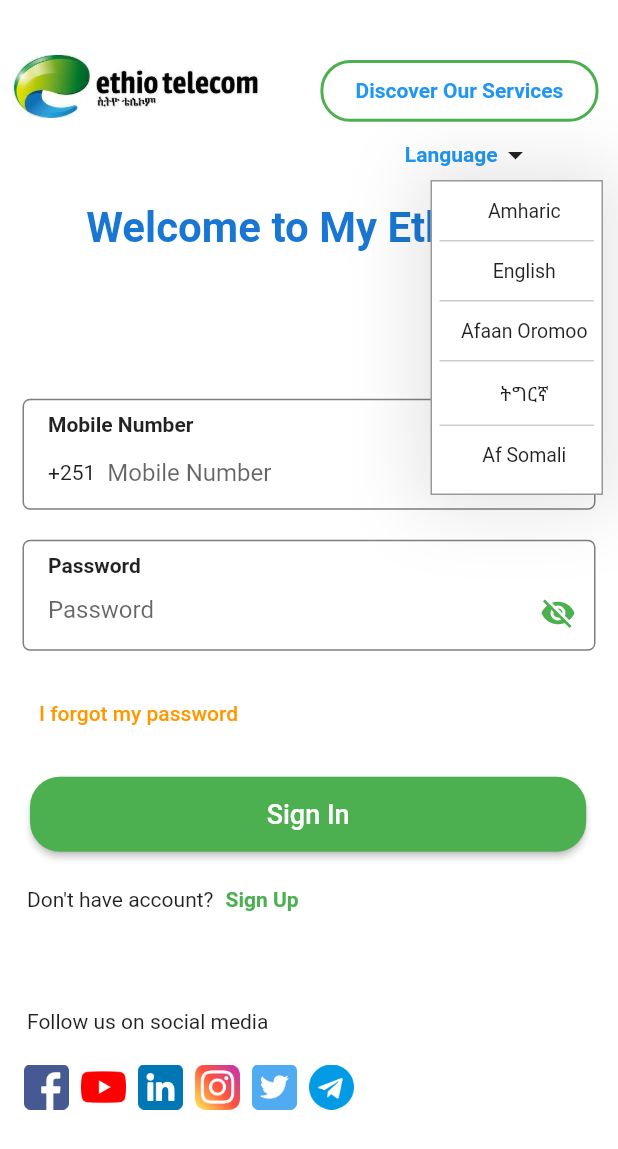
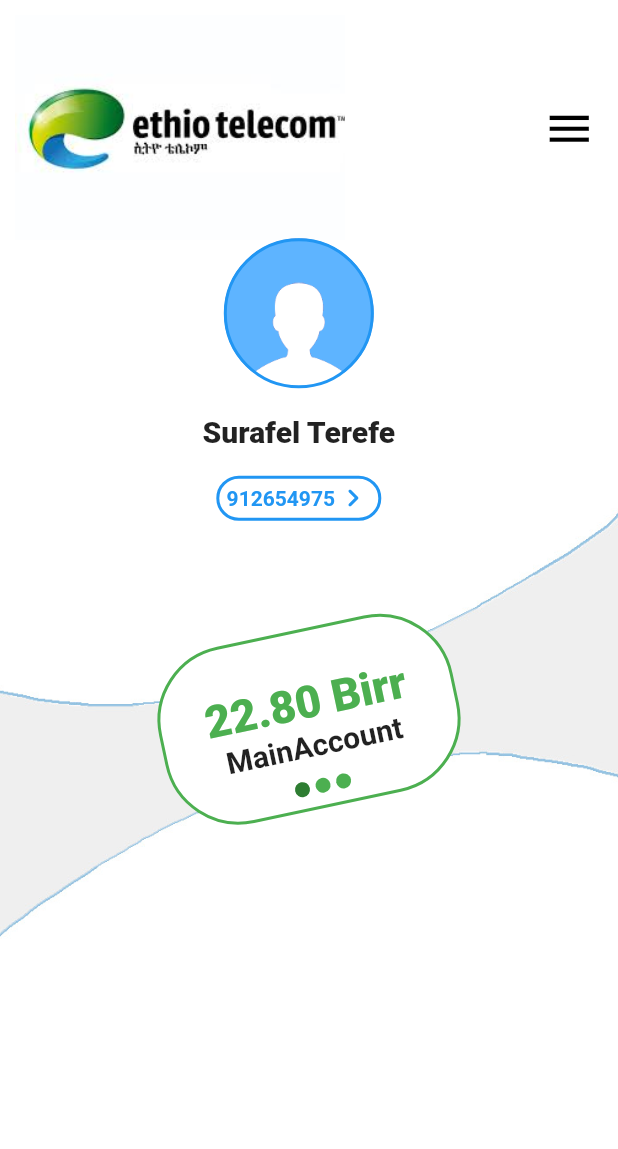
Before and after one commit to TrojanSystem/my_ethiotel_app, a Flutter app: the LoginPage screen opened directly, after a tap on "Language", after a tap on "Sign In", on a phone screen of 412 x 824 dp. Shown: the top 1149 px of the screen. Run offline on Flutter 3.47's test engine with Material 2 defaults, Android fonts, the phone set to English and light mode, and no system bars; drawn by our look-alikes of flutter_image_slideshow; our stand-ins replace carousel_slider.

Commit message:
My Ethiotel App Clone

```diff
--- a/lib/main.dart
+++ b/lib/main.dart
@@ -1,6 +1,7 @@
 import 'package:flutter/material.dart';
 
 import 'package:my_ethiotel_app/screen/splash_screen.dart';
+import 'package:my_ethiotel_app/widget_tester.dart';
 
 
 void main() {
@@ -19,7 +20,7 @@ class MyEthiotelApp extends StatelessWidget {
 
         primarySwatch: Colors.blue,
       ),
-      home:   SplashScreen(),
+      home:SplashScreen(),
       debugShowCheckedModeBanner: false,
     );
   }
--- /dev/null
+++ b/lib/screen/home_page_screen.dart
@@ -0,0 +1,37 @@
+import 'package:flutter/material.dart';
+import 'package:my_ethiotel_app/widgets/body_sim_data_slide.dart';
+
+import '../widgets/splash_screen_widgets.dart';
+
+class HomePageScreen extends StatelessWidget {
+  const HomePageScreen({Key? key}) : super(key: key);
+
+  @override
+  Widget build(BuildContext context) {
+    return Scaffold(
+      body: Stack(
+        children: [
+          Container(
+            decoration: const BoxDecoration(
+              image: DecorationImage(
+                fit: BoxFit.fitHeight,
+                image: AssetImage('assets/images/background.jpg'),
+              ),
+            ),
+          ),
+          BodySimDataSlide(),
+          ethioTelecom(),
+          buildHomePageDrawer(),
+          buildHomePageProfile(context),
+
+        ],
+      ),
+    );
+  }
+
+
+
+
+
+
+}
--- a/lib/widgets/LoginPageFormBody.dart
+++ b/lib/widgets/LoginPageFormBody.dart
@@ -3,6 +3,7 @@ import 'package:my_ethiotel_app/screen/forgot_password_screen.dart';
 import 'package:my_ethiotel_app/screen/registration_page.dart';
 import 'package:my_ethiotel_app/widgets/splash_screen_widgets.dart';
 
+import '../screen/home_page_screen.dart';
 import 'LoginFormClassMobile.dart';
 import 'LoginFormClassPassword.dart';
 import 'button.dart';
@@ -63,7 +64,13 @@ class LoginPageFormBody extends StatelessWidget {
             Button(
                 buttonColor: Colors.green,
                 buttonLabel: "Sign In",
-                buttonFunction: () {}),
+                buttonFunction: () {
+                  Navigator.of(context).pushReplacement(
+                    MaterialPageRoute(
+                      builder: (ctx) => const HomePageScreen(),
+                    ),
+                  );
+                }),
             buildExistingAccountChecker(
                 action: 'Sign Up',
                 label: "Don't have account?",
--- /dev/null
+++ b/lib/widgets/body_sim_data_slide.dart
@@ -0,0 +1,103 @@
+import 'package:flutter/material.dart';
+import 'package:flutter_image_slideshow/flutter_image_slideshow.dart';
+import 'dart:math' as math;
+
+class BodySimDataSlide extends StatelessWidget {
+  List<Map> imgList = [
+    {"image": "22.80 Birr", "Text": "MainAccount"},
+    {"image": "0Seconds", "Text": "Weekly Voice"},
+    {"image": "23SMS", "Text": "Weekly SMS"},
+  ];
+
+  BodySimDataSlide({super.key});
+
+  @override
+  Widget build(BuildContext context) {
+    return Container(
+      margin: const EdgeInsets.only(top: 135),
+      alignment: Alignment.center,
+      child: Transform.rotate(
+        angle: -math.pi / 15,
+        child: Padding(
+          padding: const EdgeInsets.all(8.0),
+          child: FittedBox(
+            clipBehavior: Clip.antiAlias,
+            child: ImageSlideshow(
+              /// Width of the [ImageSlideshow].
+              width: 200,
+
+              /// Height of the [ImageSlideshow].
+              height: 120,
+
+              /// The page to show when first creating the [ImageSlideshow].
+              initialPage: 0,
+
+              /// The color to paint the indicator.
+              indicatorColor: Colors.green[800],
+
+              /// The color to paint behind th indicator.
+              indicatorBackgroundColor: Colors.green,
+
+              /// Called whenever the page in the center of the viewport changes.
+              onPageChanged: (value) {
+                // print('Page changed: $value');
+              },
+
+              /// Auto scroll interval.
+              /// Do not auto scroll with null or 0.
+              autoPlayInterval: 3000,
+
+              /// Loops back to first slide.
+              isLoop: true,indicatorRadius: 5.0,
+
+              /// The widgets to display in the [ImageSlideshow].
+              /// Add the sample image file into the images folder
+              children: imgList
+                  .map(
+                    (e) => Column(
+                      mainAxisAlignment: MainAxisAlignment.center,
+                      mainAxisSize: MainAxisSize.min,
+                      children: [
+                        Container(
+                          decoration: BoxDecoration(
+                            border: Border.all(color: Colors.green, width: 2),
+                            borderRadius: BorderRadius.circular(50),
+                            color: Colors.white,
+                          ),
+                          width: 200,
+                          height: 120,
+                          child: Column(
+                            mainAxisSize: MainAxisSize.min,
+                            mainAxisAlignment: MainAxisAlignment.center,
+                            children: [
+                              Text(
+                                e['image'],
+                                style: const TextStyle(
+                                  fontSize: 30,
+                                  fontWeight: FontWeight.w800,
+                                  color: Colors.green,
+                                ),
+                                textAlign: TextAlign.center,
+                              ),
+                              Text(
+                                e['Text'],
+                                style: const TextStyle(
+                                  fontSize: 20,
+                                  fontWeight: FontWeight.bold,
+                                ),
+                                textAlign: TextAlign.center,
+                              ),
+                            ],
+                          ),
+                        ),
+                      ],
+                    ),
+                  )
+                  .toList(),
+            ),
+          ),
+        ),
+      ),
+    );
+  }
+}
--- a/lib/widgets/service_slide.dart
+++ b/lib/widgets/service_slide.dart
@@ -72,7 +72,7 @@ class Slide extends StatelessWidget {
                     ),
                     Text(
                       e['Text'],
-                      style: TextStyle(fontSize: 10),
+                      style: const TextStyle(fontSize: 10),
                       textAlign: TextAlign.center,
                     )
                   ],
--- a/lib/widgets/splash_screen_widgets.dart
+++ b/lib/widgets/splash_screen_widgets.dart
@@ -1,6 +1,101 @@
 import 'package:flutter/material.dart';
 
 import 'constants.dart';
+Positioned buildHomePageDrawer() {
+  return Positioned(
+    right: 10,
+    top: 60,
+    child: IconButton(
+      onPressed: () {},
+      icon: const Icon(
+        Icons.menu,
+        size: 35,
+        color: Colors.black,
+      ),
+    ),
+  );
+}
+Positioned ethioTelecom() {
+  return Positioned(
+    left: 10,
+    top: 10,
+    child: Container(
+      width: 220,
+      height: 150,
+      decoration: const BoxDecoration(
+        image: DecorationImage(
+          alignment: Alignment.centerLeft,
+          fit: BoxFit.cover,
+          image: AssetImage('assets/images/images.jpeg'),
+        ),
+      ),
+    ),
+  );
+}
+Positioned buildHomePageProfile(BuildContext context) {
+  return Positioned(
+    top: 150,
+    left: 55,
+    child: SizedBox(
+      width: MediaQuery.of(context).size.width * 0.7,
+      height: MediaQuery.of(context).size.height * 0.25,
+      child: Column(
+        mainAxisAlignment: MainAxisAlignment.spaceAround,
+        crossAxisAlignment: CrossAxisAlignment.center,
+        children: [
+          Container(
+            width: 100,
+            height: 100,
+            decoration: BoxDecoration(
+              color: Colors.white,
+              border: Border.all(color: Colors.blue, width: 2),
+              borderRadius: BorderRadius.circular(150),
+              image: const DecorationImage(
+                image: AssetImage('assets/images/pp.jpg'),
+              ),
+            ),
+          ),
+          const Text(
+            'Surafel Terefe',
+            style: TextStyle(
+              fontWeight: FontWeight.w900,
+              fontSize: 20,
+            ),
+          ),
+          Container(
+            width: 110,
+            height: 30,
+            decoration: BoxDecoration(
+                border: Border.all(
+                  color: Colors.blue,
+                  width: 2,
+                ),
+                borderRadius: BorderRadius.circular(30)),
+            child: Row(
+              mainAxisAlignment: MainAxisAlignment.center,
+
+              children:const [
+                Text(
+                  '912654975',
+                  textAlign: TextAlign.center,
+                  style: TextStyle(
+                    color: Colors.blue,
+                    fontWeight: FontWeight.bold,
+                  ),
+                ),
+                Icon(
+                  Icons.chevron_right_rounded,
+                  color: Colors.blue,
+
+                ),
+              ],
+            ),
+          )
+        ],
+      ),
+    ),
+  );
+}
 Widget buildBanner() {
   return  Container(
       decoration: BoxDecoration(
```
Also changed, not shown: lib/screen/registration_page.dart (+6 -1 lines), lib/widget_tester.dart (deleted, +0 -222 lines), assets/images/background.jpg (added), assets/images/pp.jpg (added).
